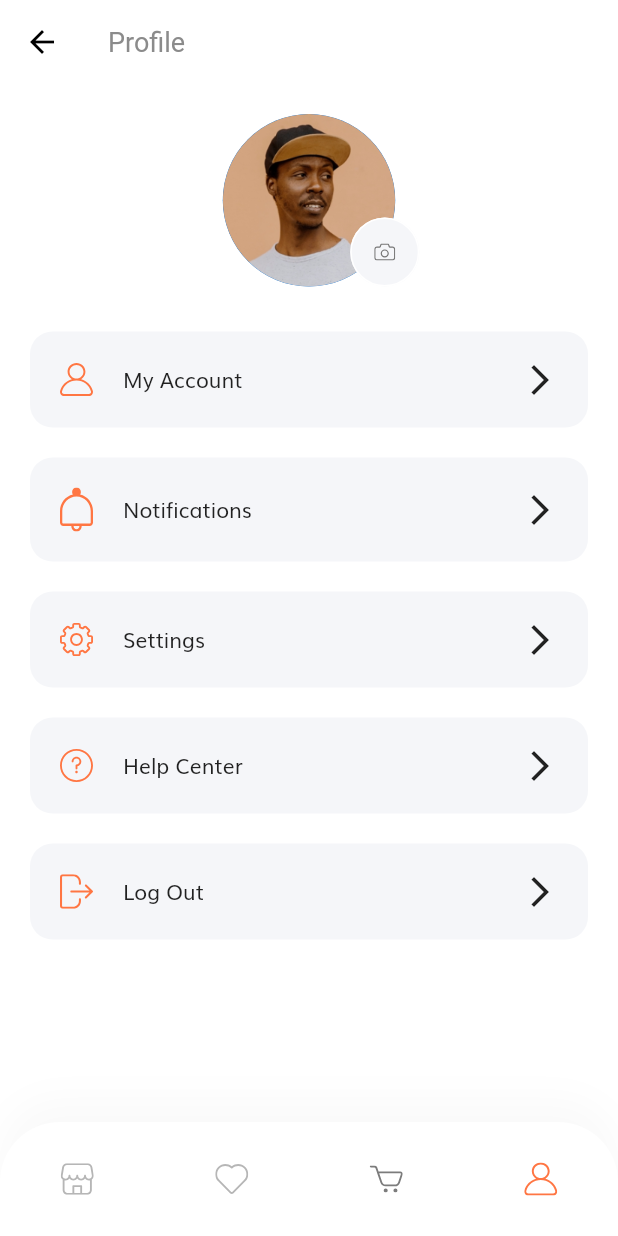
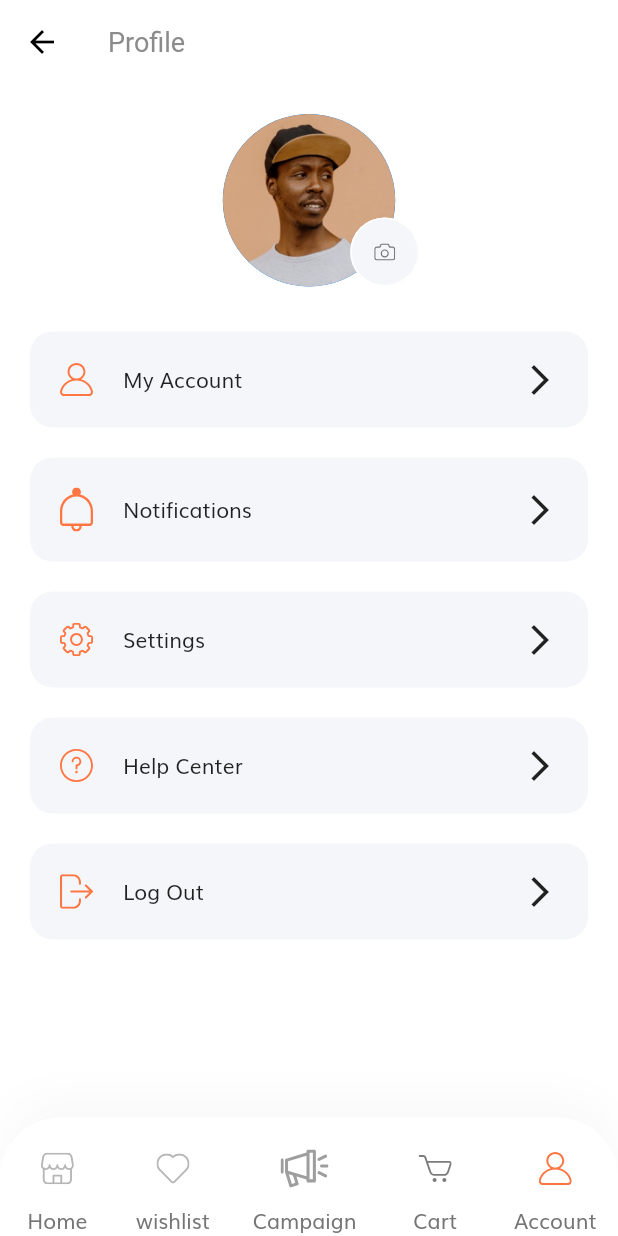
Before and after one commit to Ashikur37/flutter_ecommerce_ui, a Flutter app: the ProfileScreen screen opened by its route, on a phone screen of 412 x 824 dp. Run offline on Flutter 3.47's test engine with Material 2 defaults, Android fonts, the phone set to English and light mode, and no system bars; our stand-ins replace carousel_slider, flutter_svg, font_awesome_flutter; network calls fail.

Commit message:
cat_page

```diff
--- a/lib/components/coustom_bottom_nav_bar.dart
+++ b/lib/components/coustom_bottom_nav_bar.dart
@@ -19,7 +19,7 @@ class CustomBottomNavBar extends StatelessWidget {
   Widget build(BuildContext context) {
     final Color inActiveIconColor = Color(0xFFB6B6B6);
     return Container(
-      padding: EdgeInsets.symmetric(vertical: 14),
+      padding: EdgeInsets.only(top: 10),
       decoration: BoxDecoration(
         color: Colors.white,
         boxShadow: [
@@ -39,6 +39,9 @@ class CustomBottomNavBar extends StatelessWidget {
           child: Row(
             mainAxisAlignment: MainAxisAlignment.spaceAround,
             children: [
+              Column(
+                mainAxisSize: MainAxisSize.min,
+                children: [
                   IconButton(
                     icon: SvgPicture.asset(
                       "assets/icons/Shop Icon.svg",
@@ -49,16 +52,47 @@ class CustomBottomNavBar extends StatelessWidget {
                     onPressed: () =>
                         Navigator.pushNamed(context, HomeScreen.routeName),
                   ),
+                  Text("Home")
+                ],
+              ),
+              Column(
+                mainAxisSize: MainAxisSize.min,
+                children: [
                   IconButton(
                     icon: SvgPicture.asset("assets/icons/Heart Icon.svg"),
                     onPressed: () {},
                   ),
+                  Text("wishlist")
+                ],
+              ),
+              Column(
+                mainAxisSize: MainAxisSize.min,
+                children: [
+                  IconButton(
+                    icon: SvgPicture.asset(
+                      "assets/icons/campaign.svg",
+                      color: Colors.grey,
+                    ),
+                    onPressed: () {},
+                  ),
+                  Text("Campaign")
+                ],
+              ),
+              Column(
+                mainAxisSize: MainAxisSize.min,
+                children: [
                   IconButton(
                     icon: SvgPicture.asset("assets/icons/Cart Icon.svg"),
                     onPressed: () {
                       Navigator.pushNamed(context, CartScreen.routeName);
                     },
                   ),
+                  Text("Cart")
+                ],
+              ),
+              Column(
+                mainAxisSize: MainAxisSize.min,
+                children: [
                   IconButton(
                     icon: SvgPicture.asset(
                       "assets/icons/User Icon.svg",
@@ -69,6 +103,9 @@ class CustomBottomNavBar extends StatelessWidget {
                     onPressed: () =>
                         Navigator.pushNamed(context, ProfileScreen.routeName),
                   ),
+                  Text("Account")
+                ],
+              ),
             ],
           )),
     );
--- /dev/null
+++ b/lib/providers/category_provider.dart
@@ -0,0 +1,26 @@
+import 'package:flutter/foundation.dart';
+
+class CategoryProvider extends ChangeNotifier {
+  List _categories = [];
+  bool isLoaded = false;
+  String activeCategory = "";
+  List _products = [];
+
+  List get getCategories {
+    return _categories;
+  }
+
+  List get getProducts {
+    return _products;
+  }
+
+  void setCategories(list) {
+    _categories = list;
+    notifyListeners();
+  }
+
+  void setProducts(list) {
+    _products = list;
+    notifyListeners();
+  }
+}
--- a/lib/routes.dart
+++ b/lib/routes.dart
@@ -1,3 +1,4 @@
+import 'package:commerce/screens/categories/categories_screen.dart';
 import 'package:flutter/widgets.dart';
 import 'package:commerce/screens/cart/cart_screen.dart';
 import 'package:commerce/screens/complete_profile/complete_profile_screen.dart';
@@ -26,4 +27,5 @@ final Map<String, WidgetBuilder> routes = {
   DetailsScreen.routeName: (context) => DetailsScreen(),
   CartScreen.routeName: (context) => CartScreen(),
   ProfileScreen.routeName: (context) => ProfileScreen(),
+  CategoriesScreen.routeName: (context) => CategoriesScreen(),
 };
--- a/lib/screens/home/components/shop_screen.dart
+++ b/lib/screens/home/components/shop_screen.dart
@@ -2,11 +2,6 @@ import 'package:flutter/material.dart';
 
 class ShopScreen extends StatelessWidget {
   List data = [
-    {
-      "name": "Rose Gold",
-      "image":
-          "https://dhamakashopping.com/_next/static/images/logoToggle-f152ea78662039c5bea630103f06ebfa.png"
-    },
     {
       "name": "Electra BD",
       "image":
--- /dev/null
+++ b/lib/utilities/const.dart
@@ -0,0 +1,2 @@
+const baseUrl = "https://easymert.com/easy/api";
+const categoryURL = "/categories";
--- a/pubspec.yaml
+++ b/pubspec.yaml
@@ -32,7 +32,7 @@ dependencies:
   provider: ^5.0.0
   font_awesome_flutter: ^9.0.0
   carousel_slider: ^3.0.0
-  dio: ^4.0.0
+  http: ^0.13.3
 
 dev_dependencies:
   flutter_test:
```
Also changed, not shown: lib/helper/http.dart (added, +13 -0 lines), lib/main.dart (+11 -2 lines), lib/screens/categories/categories_screen.dart (added, +142 -0 lines), lib/screens/home/components/categories.dart (+29 -6 lines), assets/icons/campaign.svg (added), pubspec.lock, 1 other file. Lines whose indentation alone changed are shown as unchanged.
